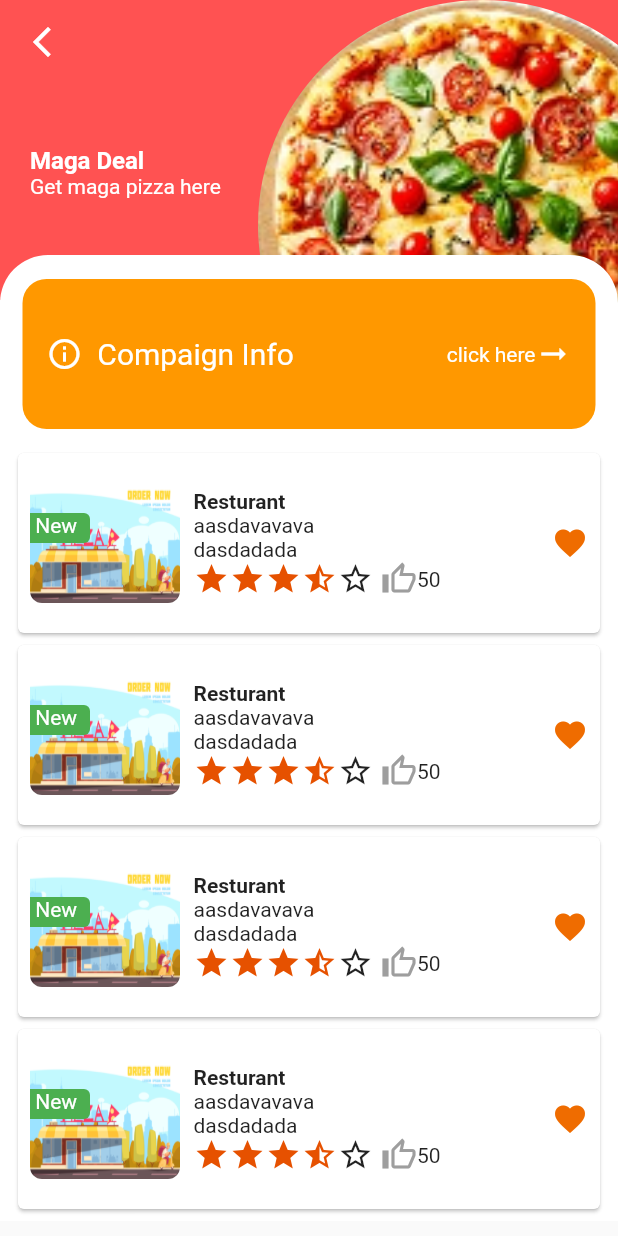
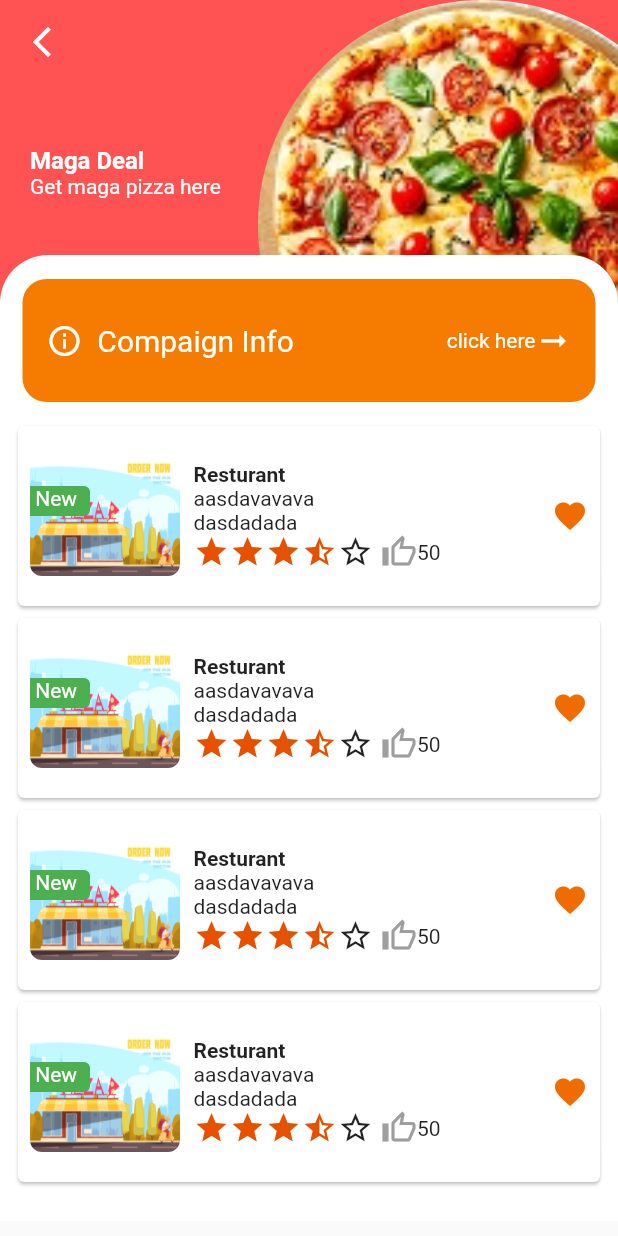
Before and after one commit to AhmedBajandouh2105/Exam_App, a Flutter app: the screen it shows after launch, on a phone screen of 412 x 824 dp. Run offline on Flutter 3.47's test engine with Material 3 defaults, Android fonts, the phone set to English and light mode, and no system bars.

Commit message:
fix some width and color

```diff
--- a/lib/firstScreen.dart
+++ b/lib/firstScreen.dart
@@ -75,11 +75,11 @@ class FirstScreen extends StatelessWidget {
                     padding: EdgeInsets.all(16),
                     margin: EdgeInsets.only(top: 8,bottom: 12),
                     decoration: BoxDecoration(
-                      color: Colors.orange,
+                      color: Colors.orange[700],
                       borderRadius: BorderRadius.circular(16)
                     ),
                     child: SizedBox(
-                      height: 68,
+                      height: 50,
                       width: 350,
                       child: Row(
                         mainAxisAlignment: MainAxisAlignment.spaceBetween,
```
